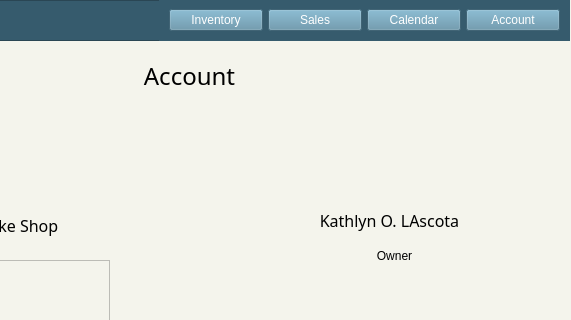
Old version of the form account.ui in the repository ongchangco/Economystique2; both pictures show x 231 to 802 and y 0 to 320 of the 802 by 600 pixel window.
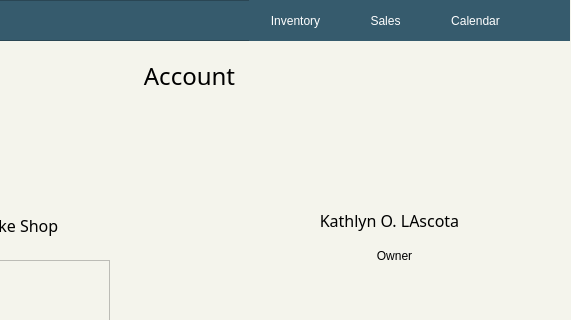
New version of the form. Icons and pictures are not drawn.

Patch:
```diff
--- a/account.ui
+++ b/account.ui
@@ -42,71 +42,6 @@
     <property name="frameShadow">
      <enum>QFrame::Raised</enum>
     </property>
-    <widget class="QWidget" name="horizontalLayoutWidget_2">
-     <property name="geometry">
-      <rect>
-       <x>390</x>
-       <y>0</y>
-       <width>411</width>
-       <height>41</height>
-      </rect>
-     </property>
-     <layout class="QHBoxLayout" name="horizontalLayout_3">
-      <property name="spacing">
-       <number>5</number>
-      </property>
-      <property name="leftMargin">
-       <number>10</number>
-      </property>
-      <property name="rightMargin">
-       <number>10</number>
-      </property>
-      <item>
-       <widget class="QPushButton" name="btnInventory">
-        <property name="styleSheet">
-         <string notr="true">background: #5b8ca4;
-color: white;</string>
-        </property>
-        <property name="text">
-         <string>Inventory</string>
-        </property>
-       </widget>
-      </item>
-      <item>
-       <widget class="QPushButton" name="btnSales">
-        <property name="styleSheet">
-         <string notr="true">background: #5b8ca4;
-color: white;</string>
-        </property>
-        <property name="text">
-         <string>Sales</string>
-        </property>
-       </widget>
-      </item>
-      <item>
-       <widget class="QPushButton" name="btnCalendar">
-        <property name="styleSheet">
-         <string notr="true">background: #5b8ca4;
-color: white;</string>
-        </property>
-        <property name="text">
-         <string>Calendar</string>
-        </property>
-       </widget>
-      </item>
-      <item>
-       <widget class="QPushButton" name="btnAccount">
-        <property name="styleSheet">
-         <string notr="true">background: #5b8ca4;
-color: white;</string>
-        </property>
-        <property name="text">
-         <string>Account</string>
-        </property>
-       </widget>
-      </item>
-     </layout>
-    </widget>
     <widget class="QLabel" name="titleLabel_2">
      <property name="geometry">
       <rect>
@@ -132,6 +67,156 @@
       <set>Qt::AlignCenter</set>
      </property>
     </widget>
+    <widget class="QPushButton" name="btnSales">
+     <property name="geometry">
+      <rect>
+       <x>570</x>
+       <y>0</y>
+       <width>93</width>
+       <height>41</height>
+      </rect>
+     </property>
+     <property name="font">
+      <font>
+       <pointsize>9</pointsize>
+      </font>
+     </property>
+     <property name="cursor">
+      <cursorShape>PointingHandCursor</cursorShape>
+     </property>
+     <property name="styleSheet">
+      <string notr="true">QPushButton {
+    background-color: #365b6d;
+    color: white;
+    border-radius: 50px;
+}
+QPushButton:hover {
+    background-color: #5b8ca4;
+}
+QPushButton:pressed {
+    border-style: inset;
+    background-color: #365b6d;
+}
+</string>
+     </property>
+     <property name="text">
+      <string>Sales</string>
+     </property>
+    </widget>
+    <widget class="QPushButton" name="btnInventory">
+     <property name="geometry">
+      <rect>
+       <x>480</x>
+       <y>0</y>
+       <width>93</width>
+       <height>41</height>
+      </rect>
+     </property>
+     <property name="font">
+      <font>
+       <pointsize>9</pointsize>
+      </font>
+     </property>
+     <property name="cursor">
+      <cursorShape>PointingHandCursor</cursorShape>
+     </property>
+     <property name="styleSheet">
+      <string notr="true">QPushButton {
+    background-color: #365b6d;
+    color: white;
+    border-radius: 50px;
+}
+QPushButton:hover {
+    background-color: #5b8ca4;
+}
+QPushButton:pressed {
+    border-style: inset;
+    background-color: #365b6d;
+}
+</string>
+     </property>
+     <property name="text">
+      <string>Inventory</string>
+     </property>
+    </widget>
+    <widget class="QPushButton" name="btnCalendar">
+     <property name="geometry">
+      <rect>
+       <x>660</x>
+       <y>0</y>
+       <width>93</width>
+       <height>41</height>
+      </rect>
+     </property>
+     <property name="font">
+      <font>
+       <pointsize>9</pointsize>
+      </font>
+     </property>
+     <property name="cursor">
+      <cursorShape>PointingHandCursor</cursorShape>
+     </property>
+     <property name="styleSheet">
+      <string notr="true">QPushButton {
+    background-color: #365b6d;
+    color: white;
+    border-radius: 50px;
+}
+QPushButton:hover {
+    background-color: #5b8ca4;
+}
+QPushButton:pressed {
+    border-style: inset;
+    background-color: #365b6d;
+}
+</string>
+     </property>
+     <property name="text">
+      <string>Calendar</string>
+     </property>
+    </widget>
+    <widget class="QPushButton" name="btnAccount">
+     <property name="geometry">
+      <rect>
+       <x>750</x>
+       <y>0</y>
+       <width>51</width>
+       <height>41</height>
+      </rect>
+     </property>
+     <property name="cursor">
+      <cursorShape>PointingHandCursor</cursorShape>
+     </property>
+     <property name="styleSheet">
+      <string notr="true">QPushButton {
+    background-color: #365b6d;
+    color: white;
+    border-radius: 50px;
+}
+QPushButton:hover {
+    background-color: #5b8ca4;
+}
+QPushButton:pressed {
+    border-style: inset;
+    background-color: #365b6d;
+}
+</string>
+     </property>
+     <property name="text">
+      <string/>
+     </property>
+     <property name="icon">
+      <iconset>
+       <selectedon>img/pfBtn.png</selectedon>
+      </iconset>
+     </property>
+     <property name="iconSize">
+      <size>
+       <width>40</width>
+       <height>40</height>
+      </size>
+     </property>
+    </widget>
    </widget>
    <widget class="QLabel" name="imgBusinessLogo">
     <property name="geometry">
```
Left out of the diff: 2 changed lines with no effect on the pictures.
